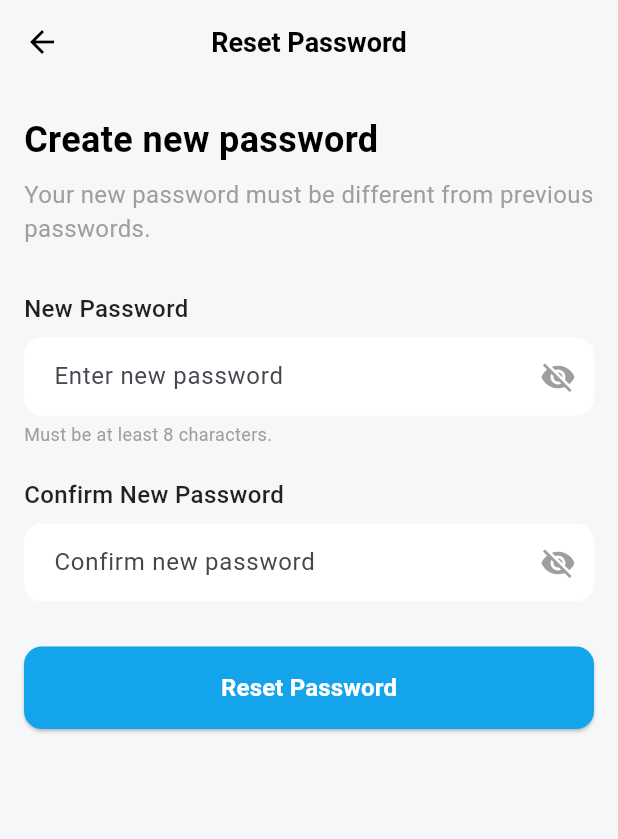
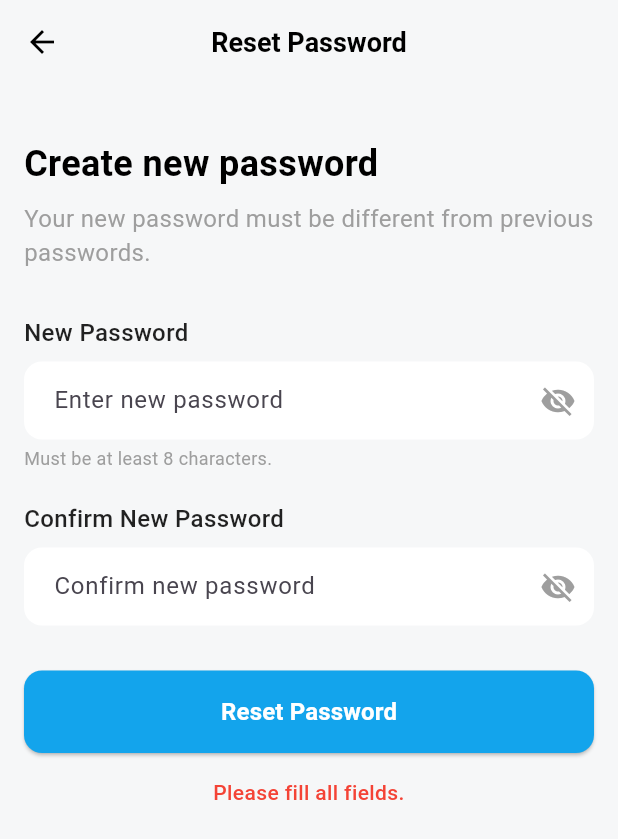
Before and after one commit to aymanSalahA/deal_wise, a Flutter app: the screen it shows after launch, after a tap on "Reset Password", on a phone screen of 412 x 824 dp. Shown: the top 839 px of the screen. Run offline on Flutter 3.47's test engine with Material 3 defaults, Android fonts, the phone set to English and light mode, and no system bars; our stand-ins replace dio, flutter_bloc.

Commit message:
Reset with log and debigging

```diff
--- a/lib/core/utils/api_constants.dart
+++ b/lib/core/utils/api_constants.dart
@@ -1,4 +1,3 @@
 class ApiConstants {
-  static const String baseUrl =
-      'https://accessories-eshop.runasp.net/api/auth';
+  static const baseUrl = 'https://accessories-eshop.runasp.net/api/auth/';
 }
--- a/lib/features/auth/data/api_service/reset_password_service.dart
+++ b/lib/features/auth/data/api_service/reset_password_service.dart
@@ -1,3 +1,4 @@
+import 'dart:developer';
 import 'package:dio/dio.dart';
 import '../../../../core/utils/api_constants.dart';
 
@@ -9,13 +10,23 @@ class ResetPasswordService {
     required String otp,
     required String newPassword,
   }) async {
-    try {
-      await _dio.post(
-        '${ApiConstants.baseUrl}reset-password',
-        data: {'email': email, 'otp': otp, 'newPassword': newPassword},
-      );
-    } catch (e) {
-      throw Exception('Failed to reset password: $e');
-    }
+    final url = '${ApiConstants.baseUrl}reset-password';
+    log('🌍 POST $url');
+    log('📦 Sending: {email: $email, otp: $otp, newPassword: $newPassword}');
+
+    final response = await _dio.post(
+      url,
+      data: {
+        'email': email,
+        'otp': otp,
+        'newPassword': newPassword,
+      },
+      options: Options(
+        headers: {'Content-Type': 'application/json'},
+      ),
+    );
+
+    log('✅ Response status: ${response.statusCode}');
+    log('✅ Response data: ${response.data}');
   }
 }
--- a/lib/features/auth/presentation/cubit/reset_password_cubit.dart
+++ b/lib/features/auth/presentation/cubit/reset_password_cubit.dart
@@ -1,21 +1,7 @@
+import 'dart:developer';
+import 'package:dio/dio.dart';
 import 'package:flutter_bloc/flutter_bloc.dart';
 import '../../data/api_service/reset_password_service.dart';
-
-class NewPasswordVisibilityCubit extends Cubit<bool> {
-  NewPasswordVisibilityCubit() : super(true);
-
-  void toggleVisibility() {
-    emit(!state);
-  }
-}
-
-class ConfirmPasswordVisibilityCubit extends Cubit<bool> {
-  ConfirmPasswordVisibilityCubit() : super(true);
-
-  void toggleVisibility() {
-    emit(!state);
-  }
-}
 
 class ResetPasswordCubit extends Cubit<ResetPasswordState> {
   final ResetPasswordService _service;
@@ -27,20 +13,39 @@ class ResetPasswordCubit extends Cubit<ResetPasswordState> {
     required String otp,
     required String newPassword,
   }) async {
+    log('🔹 resetPassword() called');
     emit(ResetPasswordLoading());
+    log('🔹 State: ResetPasswordLoading');
+
     try {
       await _service.resetPassword(
         email: email,
         otp: otp,
         newPassword: newPassword,
       );
+      log('✅ API success');
       emit(ResetPasswordSuccess());
+      log('🔹 State: ResetPasswordSuccess');
+    } on DioException catch (e) {
+      final message =
+          e.response?.data?.toString() ?? e.message ?? 'Unknown Dio error';
+      log('❌ DioException: $message');
+      emit(ResetPasswordFailure(message));
+      log('🔹 State: ResetPasswordFailure');
     } catch (e) {
+      log('❌ General Exception: $e');
       emit(ResetPasswordFailure(e.toString()));
+      log('🔹 State: ResetPasswordFailure (general)');
     }
+  }
+
+  void setError(String message) {
+    log('⚠️ Validation Error: $message');
+    emit(ResetPasswordFailure(message));
   }
 }
 
+// States
 abstract class ResetPasswordState {}
 
 class ResetPasswordInitial extends ResetPasswordState {}
--- a/lib/features/auth/presentation/screens/reset_password.dart
+++ b/lib/features/auth/presentation/screens/reset_password.dart
@@ -1,25 +1,23 @@
+import 'dart:developer';
 import 'package:flutter/material.dart';
 import 'package:flutter_bloc/flutter_bloc.dart';
 import '../cubit/reset_password_cubit.dart';
 import '../../data/api_service/reset_password_service.dart';
 
 class ResetPasswordScreen extends StatelessWidget {
+  ResetPasswordScreen({super.key});
+
   final TextEditingController _newPasswordController = TextEditingController();
   final TextEditingController _confirmPasswordController =
       TextEditingController();
 
-  ResetPasswordScreen({super.key});
+  final ValueNotifier<bool> _obscureNewPassword = ValueNotifier(true);
+  final ValueNotifier<bool> _obscureConfirmPassword = ValueNotifier(true);
 
   @override
   Widget build(BuildContext context) {
-    return MultiBlocProvider(
-      providers: [
-        BlocProvider(create: (context) => NewPasswordVisibilityCubit()),
-        BlocProvider(create: (context) => ConfirmPasswordVisibilityCubit()),
-        BlocProvider(
-          create: (context) => ResetPasswordCubit(ResetPasswordService()),
-        ),
-      ],
+    return BlocProvider(
+      create: (_) => ResetPasswordCubit(ResetPasswordService()),
       child: Scaffold(
         backgroundColor: const Color(0xFFF6F7F8),
         appBar: AppBar(
@@ -27,7 +25,7 @@ class ResetPasswordScreen extends StatelessWidget {
           elevation: 0,
           leading: IconButton(
             icon: const Icon(Icons.arrow_back, color: Colors.black),
-            onPressed: () => Navigator.of(context).pop(),
+            onPressed: () => Navigator.pop(context),
           ),
           title: const Text(
             'Reset Password',
@@ -40,9 +38,12 @@ class ResetPasswordScreen extends StatelessWidget {
           centerTitle: true,
         ),
         body: SingleChildScrollView(
-          child: Padding(
-            padding: const EdgeInsets.symmetric(horizontal: 16.0),
-            child: Column(
+          padding: const EdgeInsets.all(16),
+          child: BlocBuilder<ResetPasswordCubit, ResetPasswordState>(
+            builder: (context, state) {
+              final cubit = context.read<ResetPasswordCubit>();
+
+              return Column(
                 crossAxisAlignment: CrossAxisAlignment.stretch,
                 children: [
                   const SizedBox(height: 20),
@@ -60,11 +61,8 @@ class ResetPasswordScreen extends StatelessWidget {
                     style: TextStyle(fontSize: 16, color: Colors.grey),
                   ),
                   const SizedBox(height: 30),
-                BlocBuilder<NewPasswordVisibilityCubit, bool>(
-                  builder: (context, obscureNewPassword) {
-                    return Column(
-                      crossAxisAlignment: CrossAxisAlignment.start,
-                      children: [
+
+                  // New Password
                   const Text(
                     'New Password',
                     style: TextStyle(
@@ -74,23 +72,23 @@ class ResetPasswordScreen extends StatelessWidget {
                     ),
                   ),
                   const SizedBox(height: 8),
-                        TextField(
+                  ValueListenableBuilder<bool>(
+                    valueListenable: _obscureNewPassword,
+                    builder: (context, obscure, _) {
+                      return TextField(
                         controller: _newPasswordController,
-                          obscureText: obscureNewPassword,
+                        obscureText: obscure,
                         decoration: InputDecoration(
                           filled: true,
                           fillColor: Colors.white,
                           hintText: 'Enter new password',
                           suffixIcon: IconButton(
                             icon: Icon(
-                                obscureNewPassword
-                                    ? Icons.visibility_off
-                                    : Icons.visibility,
+                              obscure ? Icons.visibility_off : Icons.visibility,
                               color: Colors.grey,
                             ),
-                              onPressed: () => context
-                                  .read<NewPasswordVisibilityCubit>()
-                                  .toggleVisibility(),
+                            onPressed: () =>
+                                _obscureNewPassword.value = !obscure,
                           ),
                           border: OutlineInputBorder(
                             borderRadius: BorderRadius.circular(12),
@@ -101,22 +99,18 @@ class ResetPasswordScreen extends StatelessWidget {
                             vertical: 14,
                           ),
                         ),
+                      );
+                    },
                   ),
                   const SizedBox(height: 4),
                   const Text(
                     'Must be at least 8 characters.',
                     style: TextStyle(fontSize: 12, color: Colors.grey),
                   ),
-                      ],
-                    );
-                  },
-                ),
+
                   const SizedBox(height: 20),
-                BlocBuilder<ConfirmPasswordVisibilityCubit, bool>(
-                  builder: (context, obscureConfirmPassword) {
-                    return Column(
-                      crossAxisAlignment: CrossAxisAlignment.start,
-                      children: [
+
+                  // Confirm Password
                   const Text(
                     'Confirm New Password',
                     style: TextStyle(
@@ -126,23 +120,23 @@ class ResetPasswordScreen extends StatelessWidget {
                     ),
                   ),
                   const SizedBox(height: 8),
-                        TextField(
+                  ValueListenableBuilder<bool>(
+                    valueListenable: _obscureConfirmPassword,
+                    builder: (context, obscure, _) {
+                      return TextField(
                         controller: _confirmPasswordController,
-                          obscureText: obscureConfirmPassword,
+                        obscureText: obscure,
                         decoration: InputDecoration(
                           filled: true,
                           fillColor: Colors.white,
                           hintText: 'Confirm new password',
                           suffixIcon: IconButton(
                             icon: Icon(
-                                obscureConfirmPassword
-                                    ? Icons.visibility_off
-                                    : Icons.visibility,
+                              obscure ? Icons.visibility_off : Icons.visibility,
                               color: Colors.grey,
                             ),
-                              onPressed: () => context
-                                  .read<ConfirmPasswordVisibilityCubit>()
-                                  .toggleVisibility(),
+                            onPressed: () =>
+                                _obscureConfirmPassword.value = !obscure,
                           ),
                           border: OutlineInputBorder(
                             borderRadius: BorderRadius.circular(12),
@@ -153,26 +147,39 @@ class ResetPasswordScreen extends StatelessWidget {
                             vertical: 14,
                           ),
                         ),
-                        ),
-                      ],
                       );
                     },
                   ),
+
                   const SizedBox(height: 30),
-                BlocBuilder<ResetPasswordCubit, ResetPasswordState>(
-                  builder: (context, state) {
-                    if (state is ResetPasswordLoading) {
-                      return ElevatedButton(
-                        onPressed: null,
-                        child: CircularProgressIndicator(),
-                      );
+
+                  // Submit Button
+                  ElevatedButton(
+                    onPressed: state is ResetPasswordLoading
+                        ? null
+                        : () {
+                            log('🔹 Reset button pressed');
+                            final newPassword = _newPasswordController.text.trim();
+                            final confirmPassword =
+                                _confirmPasswordController.text.trim();
+
+                            if (newPassword.isEmpty ||
+                                confirmPassword.isEmpty) {
+                              cubit.setError('Please fill all fields.');
+                              log('⚠️ Validation: empty fields');
+                              return;
                             }
-                    return ElevatedButton(
-                      onPressed: () {
-                        context.read<ResetPasswordCubit>().resetPassword(
-                          email: "SENT_BY_NAV@gmail.com",
-                          otp: "SENT_BY_NAV",
-                          newPassword: _newPasswordController.text,
+
+                            if (newPassword != confirmPassword) {
+                              cubit.setError('Passwords do not match.');
+                              log('⚠️ Validation: password mismatch');
+                              return;
+                            }
+
+                            cubit.resetPassword(
+                              email: "example@gmail.com", // change to real one
+                              otp: "123456", // change to real otp
+                              newPassword: newPassword,
                             );
                           },
                     style: ElevatedButton.styleFrom(
@@ -182,7 +189,16 @@ class ResetPasswordScreen extends StatelessWidget {
                         borderRadius: BorderRadius.circular(12),
                       ),
                     ),
-                      child: const Text(
+                    child: state is ResetPasswordLoading
+                        ? const SizedBox(
+                            height: 20,
+                            width: 20,
+                            child: CircularProgressIndicator(
+                              color: Colors.white,
+                              strokeWidth: 2,
+                            ),
+                          )
+                        : const Text(
                             'Reset Password',
                             style: TextStyle(
                               fontSize: 16,
@@ -190,11 +206,32 @@ class ResetPasswordScreen extends StatelessWidget {
                               color: Colors.white,
                             ),
                           ),
+                  ),
+
+                  const SizedBox(height: 16),
+
+                  // Red or green message
+                  if (state is ResetPasswordFailure)
+                    Text(
+                      state.error,
+                      textAlign: TextAlign.center,
+                      style: const TextStyle(
+                        color: Colors.red,
+                        fontWeight: FontWeight.w500,
+                      ),
+                    ),
+                  if (state is ResetPasswordSuccess)
+                    const Text(
+                      'Password reset successfully!',
+                      textAlign: TextAlign.center,
+                      style: TextStyle(
+                        color: Colors.green,
+                        fontWeight: FontWeight.w600,
+                      ),
+                    ),
+                ],
               );
             },
-                ),
-              ],
-            ),
           ),
         ),
       ),
--- a/lib/main.dart
+++ b/lib/main.dart
@@ -9,9 +9,7 @@ import './features/auth/presentation/screens/dummy_screen.dart';
 void main() {
   runApp(
     MultiProvider(
-      providers: [
-        ChangeNotifierProvider(create: (_) => AuthViewModel()),
-      ],
+      providers: [ChangeNotifierProvider(create: (_) => AuthViewModel())],
       child: const MyApp(),
     ),
   );
@@ -28,7 +26,6 @@ class MyApp extends StatelessWidget {
       routes: {
         '/': (_) => const DummyScreen(),
         '/reset-password': (context) => ResetPasswordScreen(),
-        // '/screen-one': (context) => ScreenOne(),
       },
     );
   }
```
Lines whose indentation alone changed are shown as unchanged.
